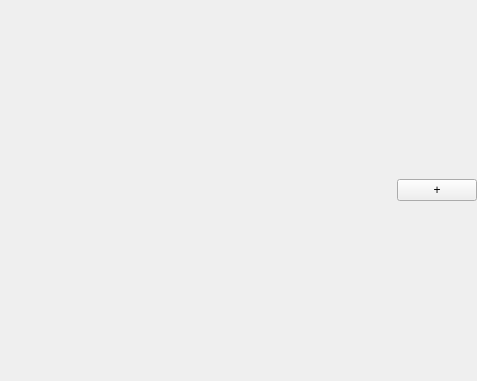
First picture: the form in apps/settings/browser/UIArray.ui, repository OpenFairWind/fairwindplusplus, before the edit.
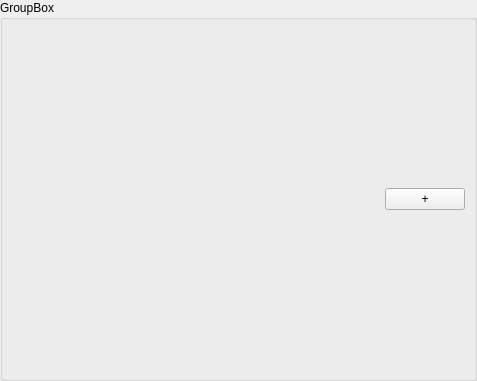
Second picture: the form after the edit.

The edit to the form file:
```diff
--- a/apps/settings/browser/UIArray.ui
+++ b/apps/settings/browser/UIArray.ui
@@ -27,6 +27,10 @@
     <number>0</number>
    </property>
    <item row="0" column="0">
+                <widget class="QGroupBox" name="groupBox">
+                    <property name="title">
+                <string>GroupBox</string>
+            </property>
     <layout class="QVBoxLayout" name="verticalLayout_Main">
      <item>
       <layout class="QHBoxLayout" name="horizontalLayout_Tools">
@@ -56,6 +60,7 @@
       <layout class="QVBoxLayout" name="verticalLayout_Container"/>
      </item>
     </layout>
+                </widget>
    </item>
   </layout>
  </widget>
```
Lines whose indentation alone changed are shown as unchanged.
